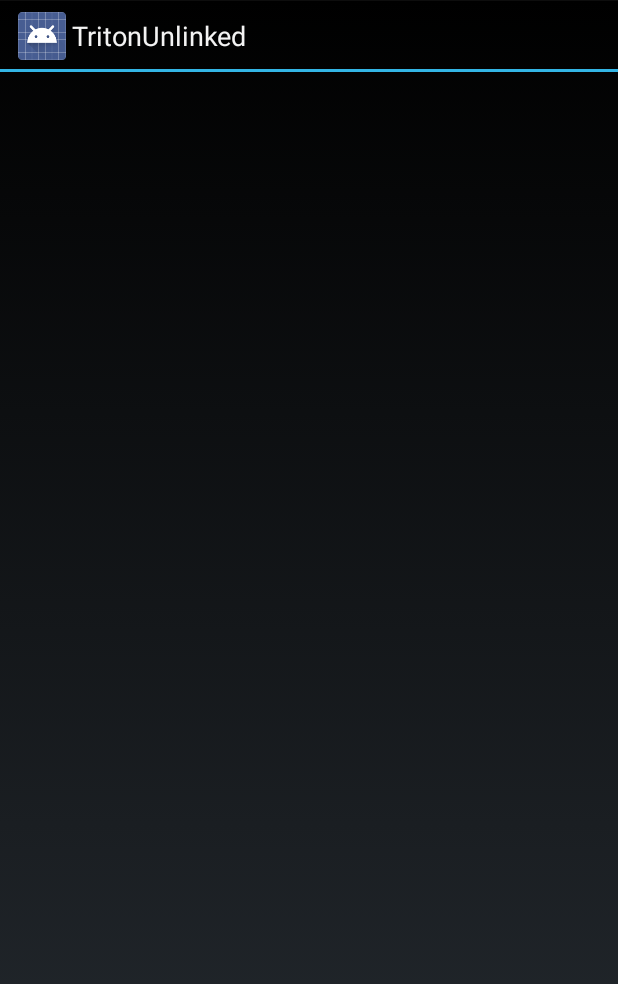
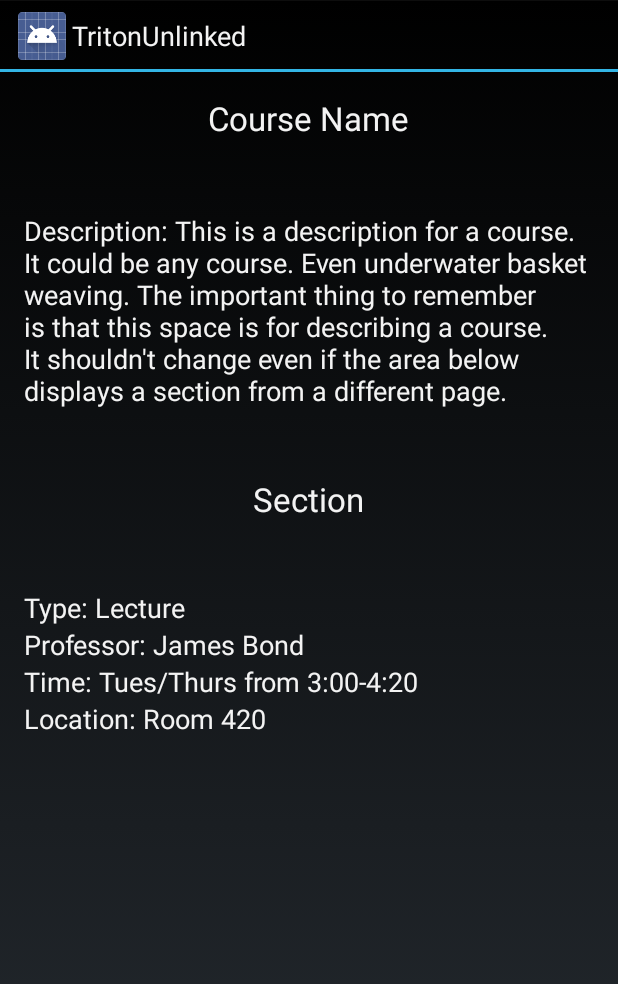
Before and after one commit to NeoValkyrion/TritonUnlinked, an Android app: the layout fragment_course_profile.xml on its own in the app's theme, with its tools: preview values and no code run, on a phone screen of 412 x 824 dp. Shown: the top 984 px of the screen. Run offline under Robolectric (Android 15) with nearby library versions, the light colour scheme and no system bars.

Commit message:
Beginning to build out the UI for the Course Page

```diff
--- a/TritonUnlinked/src/main/res/layout/fragment_course_profile.xml
+++ b/TritonUnlinked/src/main/res/layout/fragment_course_profile.xml
@@ -9,8 +9,76 @@
     tools:context="triton.unlinked.CourseProfileActivity$PlaceholderFragment">
 
     <TextView
+        android:layout_width="wrap_content"
+        android:layout_height="wrap_content"
+        android:textAppearance="?android:attr/textAppearanceLarge"
+        android:text="@string/course_name"
+        android:id="@+id/course_name"
+        android:layout_centerHorizontal="true"
+        android:layout_alignParentTop="true" />
+
+    <TextView
+        android:layout_width="wrap_content"
+        android:layout_height="wrap_content"
+        android:textAppearance="?android:attr/textAppearanceMedium"
+        android:text="@string/course_desc"
+        android:id="@+id/course_desc"
+        android:layout_marginTop="48dp"
+        android:layout_below="@+id/course_name" />
+
+    <TextView
+        android:layout_width="wrap_content"
+        android:layout_height="wrap_content"
+        android:textAppearance="?android:attr/textAppearanceLarge"
+        android:text="@string/course_section"
+        android:id="@+id/course_section"
+        android:layout_centerHorizontal="true"
+        android:layout_marginTop="45dp"
+        android:layout_below="@+id/course_desc"/>
+
+    <TextView
         android:id="@+id/section_label"
         android:layout_width="wrap_content"
-        android:layout_height="wrap_content" />
+        android:layout_height="wrap_content"
+        android:layout_alignBottom="@+id/course_section"
+        android:layout_alignParentRight="true"
+        android:layout_toRightOf="@+id/course_section"/>
+
+    <TextView
+        android:layout_width="wrap_content"
+        android:layout_height="wrap_content"
+        android:textAppearance="?android:attr/textAppearanceMedium"
+        android:text="@string/course_section_type"
+        android:id="@+id/course_section_type"
+        android:layout_alignParentLeft="true"
+        android:layout_marginTop="45dp"
+        android:layout_below="@+id/course_section"/>
+
+    <TextView
+        android:layout_width="wrap_content"
+        android:layout_height="wrap_content"
+        android:textAppearance="?android:attr/textAppearanceMedium"
+        android:text="@string/course_section_prof"
+        android:id="@+id/course_section_prof"
+        android:layout_below="@+id/course_section_type"
+        android:layout_alignParentLeft="true" />
+
+    <TextView
+        android:layout_width="wrap_content"
+        android:layout_height="wrap_content"
+        android:textAppearance="?android:attr/textAppearanceMedium"
+        android:text="@string/course_section_time"
+        android:id="@+id/course_section_time"
+        android:layout_below="@+id/course_section_prof"
+        android:layout_alignParentLeft="true" />
+
+    <TextView
+        android:layout_width="wrap_content"
+        android:layout_height="wrap_content"
+        android:textAppearance="?android:attr/textAppearanceMedium"
+        android:text="@string/course_section_loc"
+        android:id="@+id/course_section_loc"
+        android:layout_below="@+id/course_section_time"
+        android:layout_alignParentLeft="true" />
 
 </RelativeLayout>
--- a/TritonUnlinked/src/main/res/values/strings.xml
+++ b/TritonUnlinked/src/main/res/values/strings.xml
@@ -14,4 +14,14 @@
     <string name="dummy_button">Dummy Button</string>
     <string name="dummy_content">DUMMY\nCONTENT</string>
 
+    <!-- Course Profile Activity Strings -->
+
+    <string name="course_name">Course Name</string>
+    <string name="course_desc">Description: This is a description for a course. It could be any course. Even underwater basket weaving. The important thing to remember is that this space is for describing a course. It shouldn't change even if the area below displays a section from a different page.</string>
+    <string name="course_section">Section </string>
+    <string name="course_section_type">Type: Lecture</string>
+    <string name="course_section_prof">Professor: James Bond</string>
+    <string name="course_section_time">Time: Tues/Thurs from 3:00-4:20</string>
+    <string name="course_section_loc">Location: Room 420</string>
+
 </resources>
```
